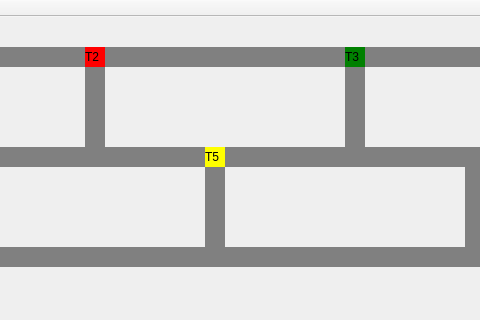
Before: the Qt Designer form mainwindow.ui in italovieira/trem, drawn with Qt 5; both pictures show x 235 to 715 and y 0 to 320 of the 966 by 711 pixel window.
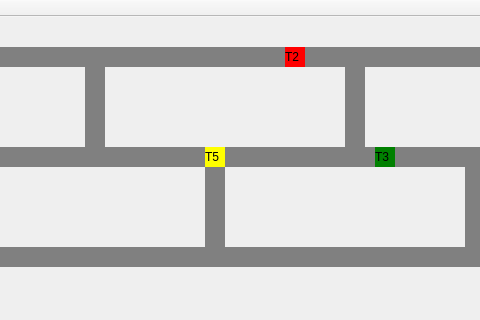
After: the same form once the commit is applied.

What changed in the file:
```diff
--- a/mainwindow.ui
+++ b/mainwindow.ui
@@ -172,7 +172,7 @@
    <widget class="QLabel" name="label_trem2">
     <property name="geometry">
      <rect>
-      <x>320</x>
+      <x>520</x>
       <y>30</y>
       <width>20</width>
       <height>20</height>
@@ -246,8 +246,8 @@
    <widget class="QLabel" name="label_trem3">
     <property name="geometry">
      <rect>
-      <x>580</x>
-      <y>30</y>
+      <x>610</x>
+      <y>130</y>
       <width>20</width>
       <height>20</height>
      </rect>
```
